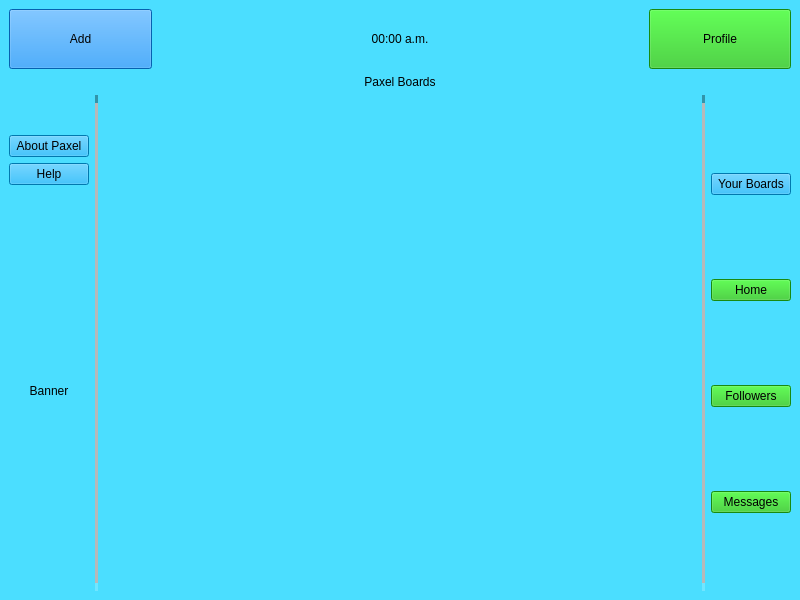
ClownKingWalrus/PAXEL, file Paxel/homescreen.ui: the form before one commit.
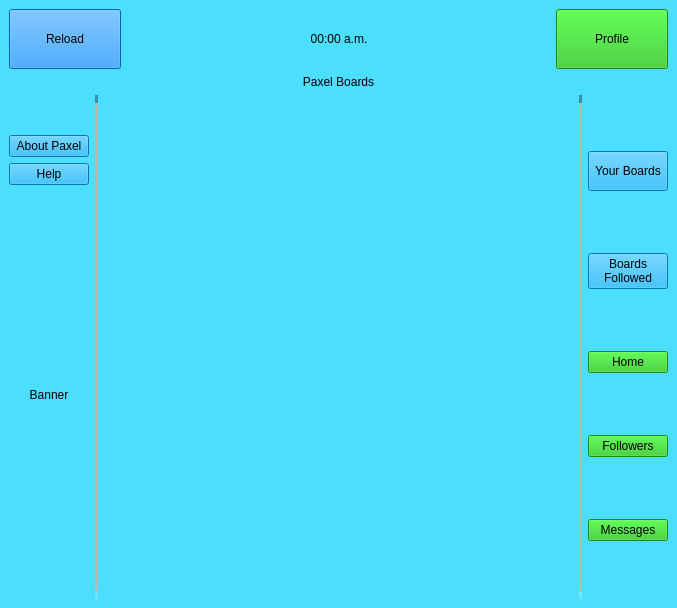
The form after the commit.

Commit message: board following

Diff of the .ui file:
```diff
--- a/Paxel/homescreen.ui
+++ b/Paxel/homescreen.ui
@@ -6,8 +6,8 @@
    <rect>
     <x>0</x>
     <y>0</y>
-    <width>800</width>
-    <height>600</height>
+    <width>677</width>
+    <height>608</height>
    </rect>
   </property>
   <property name="windowTitle">
@@ -144,8 +144,8 @@
             <rect>
              <x>0</x>
              <y>0</y>
-             <width>542</width>
-             <height>502</height>
+             <width>427</width>
+             <height>510</height>
             </rect>
            </property>
            <property name="sizePolicy">
@@ -179,6 +179,12 @@
        <layout class="QVBoxLayout" name="verticalLayout_4">
         <item>
          <widget class="QPushButton" name="CreateBoardButton">
+          <property name="maximumSize">
+           <size>
+            <width>16777215</width>
+            <height>40</height>
+           </size>
+          </property>
           <property name="styleSheet">
            <string notr="true">QPushButton {color: rgb(0, 0, 0);
 font: 700 17pt &quot;MS Sans Serif&quot;;
@@ -194,6 +200,33 @@
           </property>
          </widget>
         </item>
+        <item>
+         <widget class="QPushButton" name="BoardsFollowed">
+          <property name="focusPolicy">
+           <enum>Qt::FocusPolicy::NoFocus</enum>
+          </property>
+          <property name="layoutDirection">
+           <enum>Qt::LayoutDirection::LeftToRight</enum>
+          </property>
+          <property name="autoFillBackground">
+           <bool>false</bool>
+          </property>
+          <property name="styleSheet">
+           <string notr="true">QPushButton {color: rgb(0, 0, 0);
+font: 700 17pt &quot;MS Sans Serif&quot;;
+background-color: rgb(0, 170, 245);
+}
+
+QPushButton:Hover {
+background-color: rgb(10, 180, 255);
+}</string>
+          </property>
+          <property name="text">
+           <string>Boards
+Followed</string>
+          </property>
+         </widget>
+        </item>
         <item>
          <widget class="QPushButton" name="home_Button">
           <property name="mouseTracking">
@@ -304,7 +337,7 @@
 }</string>
         </property>
         <property name="text">
-         <string>Add</string>
+         <string>Reload</string>
         </property>
        </widget>
       </item>
```
Left out of the diff: 2 changed lines with no effect on the pictures. The commit also changes 44 other files.
